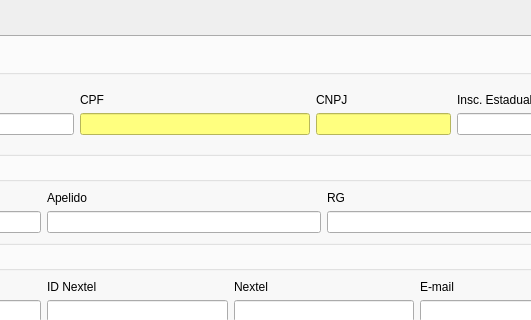
lellisls/ERP-STACCATO, file ui/cadastrocliente.ui: the form before one commit; both pictures show x 556 to 1087 and y 0 to 320 of the 1294 by 606 pixel window.
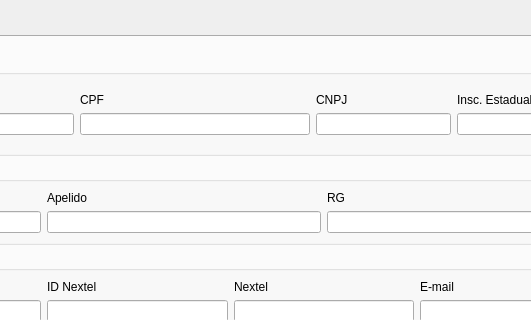
The form after the commit. Icons and pictures are not drawn. Custom widgets are drawn as their Qt base class.

Commit message: Alterações em CadastroCliente

```diff
--- a/ui/cadastrocliente.ui
+++ b/ui/cadastrocliente.ui
@@ -193,9 +193,6 @@
                       <height>16777215</height>
                      </size>
                     </property>
-                    <property name="styleSheet">
-                     <string notr="true">background-color: rgb(255, 255, 127);</string>
-                    </property>
                    </widget>
                   </item>
                   <item row="1" column="4">
@@ -228,9 +225,6 @@
                       <height>16777215</height>
                      </size>
                     </property>
-                    <property name="styleSheet">
-                     <string notr="true">background-color: rgb(255, 255, 127);</string>
-                    </property>
                    </widget>
                   </item>
                   <item row="0" column="2">
```
